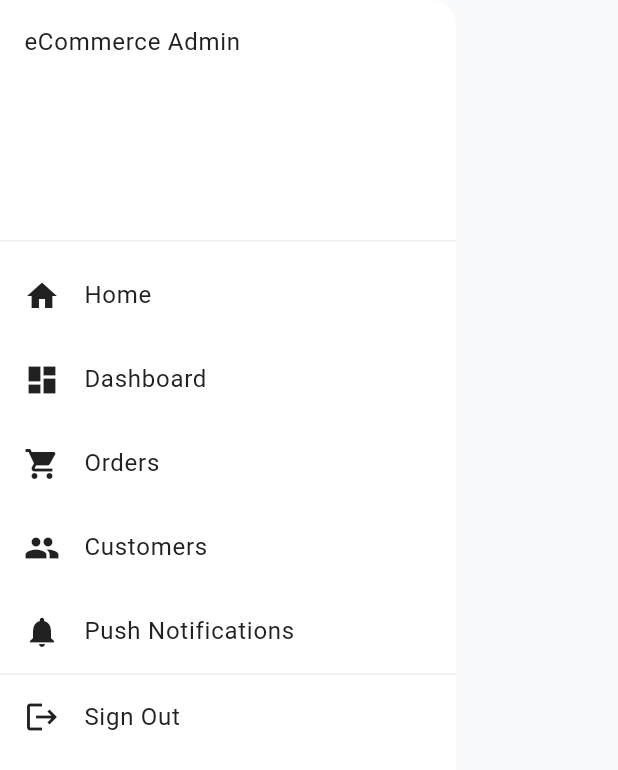
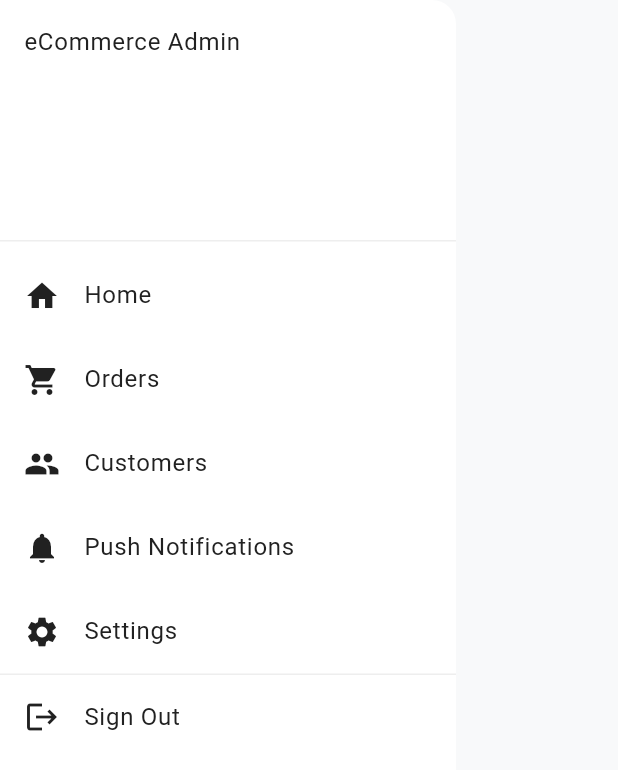
Before and after one commit to AAShayon/firebase_admin, a Flutter app: the NavigationDrawerSection widget shown alone on an empty page, opened directly, on a phone screen of 412 x 824 dp. Shown: the top 770 px of the screen. Run offline on Flutter 3.47's test engine with Material 3 defaults, Android fonts, the light colour scheme and no system bars; our stand-ins replace cached_network_image, cloud_firestore, dartz, dio, firebase_auth, firebase_core and 8 more; missing offline and left inert: animated_splash_plus; accounts and stored records are empty.

Commit message:
Refactor: Simplify navigation and remove unused code in ResponsiveScaffold
This commit refactors the `ResponsiveScaffold` widget:

- Simplified navigation logic in `NavigationRail` and `NavigationDrawerSection`.
- Removed conditional logic for `isAdmin` in some navigation destinations, making Settings always visible.
- Removed commented-out code and unused classes (`NavigationRailSection`, `NavigationDrawerSection`).
- Ensured consistent navigation behavior across different screen sizes.
- Minor formatting adjustments for readability.

```diff
--- a/lib/app/config/widgets/responsive_scaffold.dart
+++ b/lib/app/config/widgets/responsive_scaffold.dart
@@ -92,7 +92,7 @@ class NavigationRailSection extends ConsumerWidget {
               icon: Icon(Icons.dashboard),
               label: Text('Dashboard'),
             ),
-            if (isAdmin)   const NavigationRailDestination(
+            if (isAdmin) const NavigationRailDestination(
               icon: Icon(Icons.inventory_2),
               label: Text('Products'),
             ),
@@ -108,39 +108,35 @@ class NavigationRailSection extends ConsumerWidget {
               icon: Icon(Icons.notifications),
               label: Text('Push Notifications'),
             ),
-            if (isAdmin) const NavigationRailDestination(
+            const NavigationRailDestination(
               icon: Icon(Icons.settings),
               label: Text('Settings'),
             ),
             NavigationRailDestination(
               icon: isSigningOut
-                  ? const SizedBox(
+                  ? SizedBox(
                 width: 24,
                 height: 24,
                 child: CircularProgressIndicator(strokeWidth: 2),
               )
-                  : const Icon(Icons.logout),
+                  : Icon(Icons.logout),
               label: isSigningOut
-                  ? const Text('Signing out...')
-                  : const Text('Sign Out'),
+                  ? Text('Signing out...')
+                  : Text('Sign Out'),
             ),
           ],
-          selectedIndex: 0, // You can manage state for this to make it dynamic
-
+          selectedIndex: 0,
           onDestinationSelected: isSigningOut
               ? null
               : (index) async {
             if (isSigningOut) return;
 
-            final settingsIndex = isAdmin ? 6 : 5;
-            final signOutIndex = isAdmin ? 7 : 6;
-
             switch (index) {
               case 0:
-                context.goNamed('homepage'); // Navigate to home
+                context.goNamed('homepage');
                 break;
               case 1:
-                context.goNamed('dashboard');
+                if (isAdmin) context.goNamed('dashboard');
                 break;
               case 2:
                 if (isAdmin) context.goNamed('products');
@@ -155,7 +151,7 @@ class NavigationRailSection extends ConsumerWidget {
                 context.goNamed('notifications');
                 break;
               case 6:
-                if (isAdmin) context.goNamed('settings');
+                context.goNamed('settings');
                 break;
               case 7:
                 await _handleSignOut(ref, context);
@@ -175,9 +171,8 @@ class NavigationRailSection extends ConsumerWidget {
       }
     } catch (e) {
       if (context.mounted) {
-        ScaffoldMessenger.of(context).showSnackBar(
-          SnackBar(content: Text('Sign out failed: $e')),
-        );
+        ScaffoldMessenger.of(context)
+            .showSnackBar(SnackBar(content: Text('Sign out failed: $e')));
       }
     }
   }
@@ -202,30 +197,36 @@ class NavigationDrawerSection extends ConsumerWidget {
           ListTile(
             leading: const Icon(Icons.home),
             title: const Text('Home'),
-            onTap: () {
-              context.goNamed('homepage');
-            },
+            onTap: () => context.goNamed('homepage'),
           ),
-
-          const ListTile(leading: Icon(Icons.dashboard), title: Text('Dashboard')),
-          if(isAdmin) ListTile(leading: Icon(Icons.inventory_2), title: Text('Products'),
-          onTap: (){
-            context.go('products');
-          },
-
+          if (isAdmin)
+            ListTile(
+              leading: const Icon(Icons.dashboard),
+              title: const Text('Dashboard'),
+              onTap: () => context.go('/dashboard'),
+            ),
+          if (isAdmin)
+            ListTile(
+              leading: const Icon(Icons.inventory_2),
+              title: const Text('Products'),
+              onTap: () => context.go('/products'),
+            ),
+          const ListTile(
+            leading: Icon(Icons.shopping_cart),
+            title: Text('Orders'),
           ),
-          const ListTile(leading: Icon(Icons.shopping_cart), title: Text('Orders')),
-          const ListTile(leading: Icon(Icons.people), title: Text('Customers')),
+          const ListTile(
+            leading: Icon(Icons.people),
+            title: Text('Customers'),
+          ),
           const ListTile(
             leading: Icon(Icons.notifications),
             title: Text('Push Notifications'),
           ),
-          if (isAdmin) ListTile(
+          ListTile(
             leading: const Icon(Icons.settings),
             title: const Text('Settings'),
-            onTap: () {
-              context.goNamed('settings');
-            },
+            onTap: () => context.goNamed('settings'),
           ),
           const Divider(),
           Consumer(
@@ -250,14 +251,17 @@ class NavigationDrawerSection extends ConsumerWidget {
                     ? null
                     : () async {
                   try {
-                    await ref.read(authNotifierProvider.notifier).signOut();
+                    await ref
+                        .read(authNotifierProvider.notifier)
+                        .signOut();
                     if (context.mounted) {
                       context.go('/login');
                     }
                   } catch (e) {
                     if (context.mounted) {
                       ScaffoldMessenger.of(context).showSnackBar(
-                        SnackBar(content: Text('Sign out failed: $e')),
+                        SnackBar(
+                            content: Text('Sign out failed: $e')),
                       );
                     }
                   }
@@ -270,103 +274,3 @@ class NavigationDrawerSection extends ConsumerWidget {
     );
   }
 }
-
-
-
-
-///
-// class NavigationRailSection extends ConsumerWidget {
-//   const NavigationRailSection({super.key});
-//
-//   @override
-//   Widget build(BuildContext context, WidgetRef ref) {
-//     return NavigationRail(
-//       extended: MediaQuery.of(context).size.width >= 1024,
-//       destinations: [
-//         const NavigationRailDestination(
-//           icon: Icon(Icons.dashboard),
-//           label: Text('Dashboard'),
-//         ),
-//         const NavigationRailDestination(
-//           icon: Icon(Icons.inventory_2),
-//           label: Text('Products'),
-//         ),
-//         const NavigationRailDestination(
-//           icon: Icon(Icons.shopping_cart),
-//           label: Text('Orders'),
-//         ),
-//         const NavigationRailDestination(
-//           icon: Icon(Icons.people),
-//           label: Text('Customers'),
-//         ),
-//         const NavigationRailDestination(
-//           icon: Icon(Icons.notifications),
-//           label: Text('Push Notifications'),
-//         ),
-//         const NavigationRailDestination(
-//           icon: Icon(Icons.settings),
-//           label: Text('Settings'),
-//         ),
-//         const NavigationRailDestination(
-//           icon: Icon(Icons.logout),
-//           label: Text('Sign Out'),
-//         ),
-//       ],
-//       selectedIndex: 0,
-//       onDestinationSelected: (index) {
-//         if(index == 4){
-//           context.goNamed('settings');
-//         }
-//         if (index == 5) {
-//           // When "Sign Out" is selected
-//           ref.read(authNotifierProvider.notifier).signOut();
-//           context.goNamed('login');
-//         }
-//
-//       },
-//     );
-//   }
-// }
-//
-// class NavigationDrawerSection extends ConsumerWidget {
-//   const NavigationDrawerSection({super.key});
-//
-//   @override
-//   Widget build(BuildContext context, WidgetRef ref) {
-//     return Drawer(
-//       child: ListView(
-//         padding: EdgeInsets.zero,
-//         children: [
-//           const DrawerHeader(child: Text('eCommerce Admin')),
-//           const ListTile(leading: Icon(Icons.dashboard), title: Text('Dashboard')),
-//           const ListTile(leading: Icon(Icons.inventory_2), title: Text('Products')),
-//           const ListTile(leading: Icon(Icons.shopping_cart), title: Text('Orders')),
-//           const ListTile(leading: Icon(Icons.people), title: Text('Customers')),
-//           const ListTile(
-//             leading: Icon(Icons.notifications),
-//             title: Text('Push Notifications'),
-//           ),
-//            ListTile(leading: Icon(Icons.settings), title: Text('Settings'),
-//             onTap: (){
-//               context.goNamed('settings');
-//             },),
-//           const Divider(),
-//           ListTile(
-//             leading: const Icon(Icons.logout),
-//             title: const Text('Sign Out'),
-//             onTap:(){
-//               ref.read(authNotifierProvider.notifier).signOut();
-//               context.goNamed('login');
-//             },
-//           ),
-//         ],
-//       ),
-//     );
-//   }
-//
-//   // static void _handleSignOut(BuildContext context) {
-//   //   final ref = context.ref;
-//   //   ref.read(authNotifierProvider.notifier).signOut();
-//   //   context.goNamed('login');
-//   // }
-// }
```
